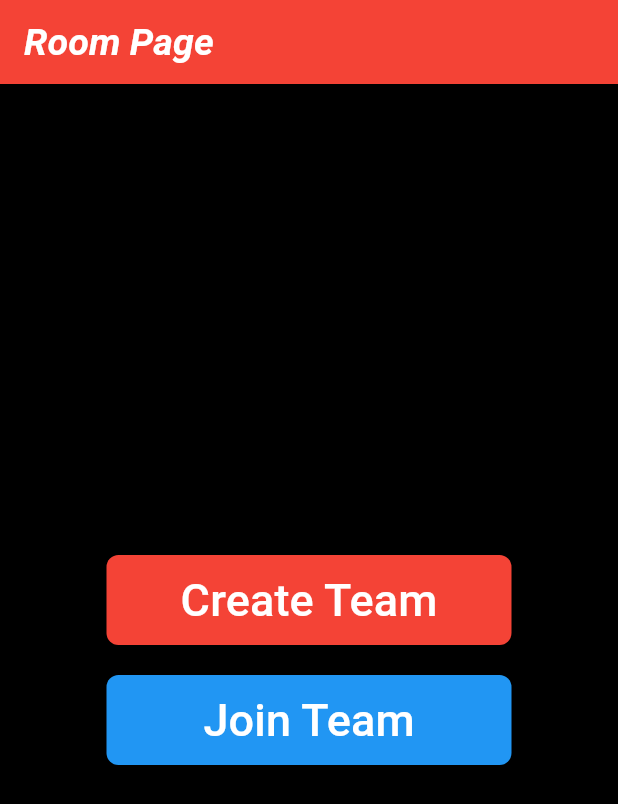
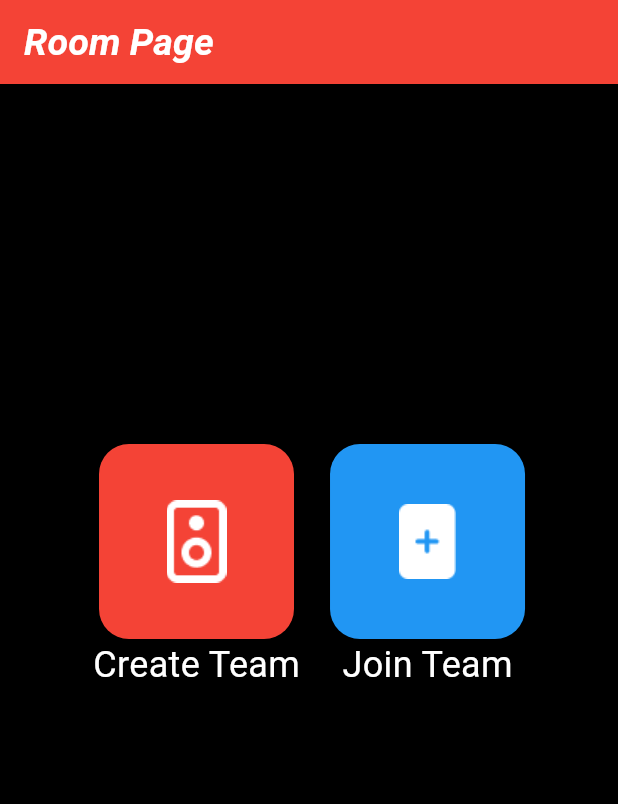
Before and after one commit to YesShubham01/tunedheart, a Flutter app: the RoomPage screen opened directly, on a phone screen of 412 x 824 dp. Shown: the top 804 px of the screen. Run offline on Flutter 3.47's test engine with Material 3 defaults, Android fonts, the phone set to English and light mode, and no system bars; our stand-ins replace cloud_firestore, firebase_auth, firebase_core, firebase_storage, google_sign_in, just_audio and 1 more; accounts and stored records are empty.

Commit message:
Room Page design changed.

```diff
--- /dev/null
+++ b/lib/Pages/Profile/profile_page.dart
@@ -0,0 +1,12 @@
+import 'package:flutter/material.dart';
+
+class ProfilePage extends StatelessWidget {
+  const ProfilePage({super.key});
+
+  @override
+  Widget build(BuildContext context) {
+    return const Scaffold(
+      backgroundColor: Colors.orange,
+    );
+  }
+}
--- a/lib/Rooms/room_page.dart
+++ b/lib/Rooms/room_page.dart
@@ -1,6 +1,7 @@
 import 'package:flutter/material.dart';
 import 'package:cloud_firestore/cloud_firestore.dart';
 import 'package:tunedheart/Services/FireAuth%20Service/authentication.dart';
+import 'package:tunedheart/Widget/sqaure_button.dart';
 import '../Widget/custom_button.dart';
 import 'create_team.dart';
 import 'join_team.dart';
@@ -36,7 +37,8 @@ class _RoomPageState extends State<RoomPage> {
           'members': [
             "$userName (Host)",
           ], // Replace with the actual list of member user IDs
-          'currentSong': 'Songs/Dandelions.mp3', // Replace with the actual current song ID
+          'currentSong':
+              'Songs/Dandelions.mp3', // Replace with the actual current song ID
           'playbackState':
               true, // Replace with the actual playback state (true for playing, false for paused)
           'currentPosition': 0, // Replace with the actual current position
@@ -71,30 +73,40 @@ class _RoomPageState extends State<RoomPage> {
         ),
         backgroundColor: Colors.red,
       ),
-      body: Center(
-        child: Column(
+      body: Column(
+        children: [
+          const SizedBox(
+            height: 240,
+          ),
+          Center(
+            child: Row(
               mainAxisAlignment: MainAxisAlignment.center,
               children: [
-            CustomButton(
-              text: 'Create Team',
+                SqaureButton(
+                    text: "Create Team",
                     onPressed: () {
                       createRoom();
                     },
-              color: Colors.red,
-            ),
-            const SizedBox(height: 20),
-            CustomButton(
-              text: 'Join Team',
+                    icon: const Image(
+                        image: AssetImage("images/create_heart_icon.png")),
+                    color: Colors.red),
+                const SizedBox(width: 20),
+                SqaureButton(
+                    text: "Join Team",
                     onPressed: () {
                       Navigator.push(
                         context,
-                  MaterialPageRoute(builder: (context) => const JoinTeamPage()),
+                        MaterialPageRoute(
+                            builder: (context) => const JoinTeamPage()),
                       );
                     },
-              color: Colors.blue,
+                    icon: const Image(
+                        image: AssetImage("images/join_heart_icon.png")),
+                    color: Colors.blue),
+              ],
+            ),
           ),
         ],
-        ),
       ),
     );
   }
--- a/lib/Widget/custom_button.dart
+++ b/lib/Widget/custom_button.dart
@@ -13,12 +13,29 @@ class CustomButton extends StatelessWidget {
 
   @override
   Widget build(BuildContext context) {
+    // return InkWell(
+    //   onTap: onPressed,
+    //   child: AnimatedContainer(
+    //     duration: const Duration(seconds: 2),
+    //     decoration: BoxDecoration(
+    //       borderRadius: BorderRadius.circular(20.0),
+    //     ),
+    //     color: color,
+    //     height: 150,
+    //     width: 150,
+    //     child: Text(
+    //       text,
+    //       style: const TextStyle(fontSize: 30, color: Colors.white),
+    //     ),
+    //   ),
+    // );
+
     return ElevatedButton(
       onPressed: onPressed,
       style: ElevatedButton.styleFrom(
         foregroundColor: Colors.white,
         backgroundColor: color,
-        minimumSize: const Size(270.0, 60.0),
+        minimumSize: const Size(130.0, 60.0),
         shape: RoundedRectangleBorder(
           borderRadius: BorderRadius.circular(8.0), // Border radius of 10
         ),
--- /dev/null
+++ b/lib/Widget/sqaure_button.dart
@@ -0,0 +1,39 @@
+import 'package:flutter/material.dart';
+
+class SqaureButton extends StatelessWidget {
+  final String text;
+  final VoidCallback onPressed;
+  final Color color;
+  final Widget icon;
+  const SqaureButton(
+      {super.key,
+      required this.text,
+      required this.onPressed,
+      required this.color,
+      required this.icon});
+
+  @override
+  Widget build(BuildContext context) {
+    return Column(
+      children: [
+        InkWell(
+          onTap: onPressed,
+          child: AnimatedContainer(
+            duration: const Duration(seconds: 2),
+            decoration: BoxDecoration(
+              color: color,
+              borderRadius: BorderRadius.circular(20.0),
+            ),
+            height: 130,
+            width: 130,
+            child: icon,
+          ),
+        ),
+        Text(
+          text,
+          style: const TextStyle(fontSize: 24, color: Colors.white),
+        ),
+      ],
+    );
+  }
+}
```
Also changed, not shown: images/create_heart_icon.png (added), images/join_heart_icon.png (added). Lines whose indentation alone changed are shown as unchanged.
